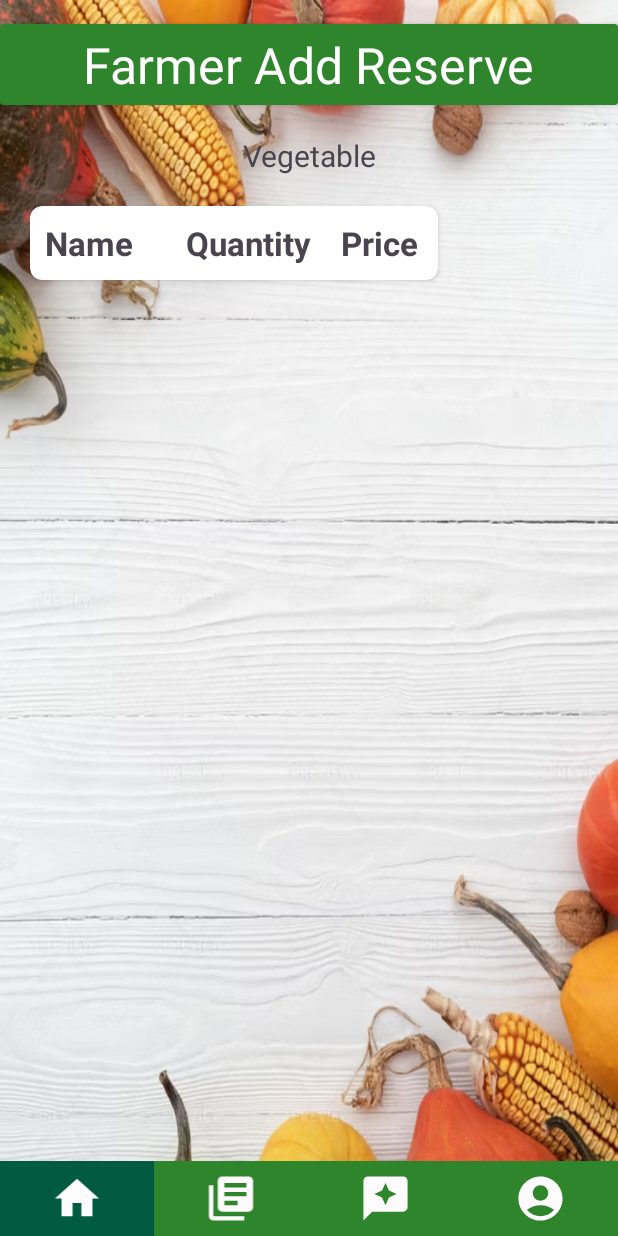
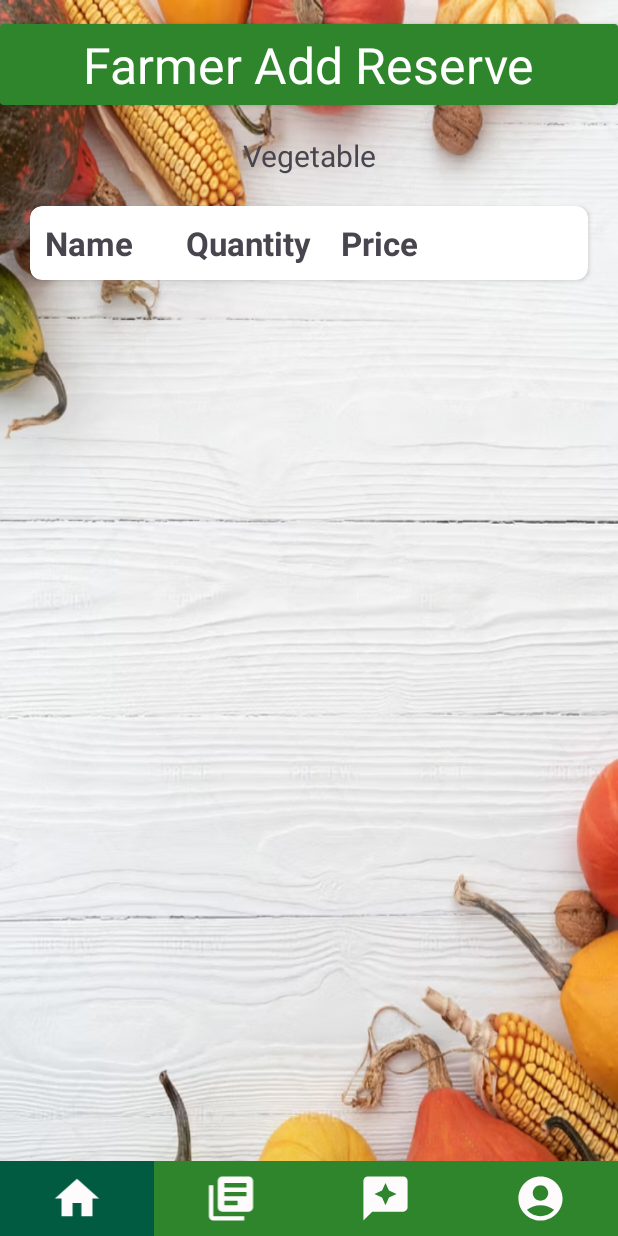
Before and after one commit to Hirudaka/VegiTraceApp, an Android app: the AddReserves screen opened directly, with no data from a screen before it, on a phone screen of 412 x 824 dp. Run offline under Robolectric (Android 15) with nearby library versions, the phone set to English and light mode, and no system bars; our stand-ins replace Firebase (no records; nobody signed in at launch, a user with empty details on screens opened directly).

Commit message:
hopefully last push

```diff
--- a/app/src/main/res/layout/activity_add_reserves.xml
+++ b/app/src/main/res/layout/activity_add_reserves.xml
@@ -47,7 +47,7 @@
         android:layout_height="wrap_content"
         android:layout_marginStart="20dp"
         android:layout_marginTop="20dp"
-        android:layout_marginEnd="120dp"
+        android:layout_marginEnd="20dp"
         android:id="@+id/addreservecard"
         app:cardCornerRadius="8dp">
 
```
